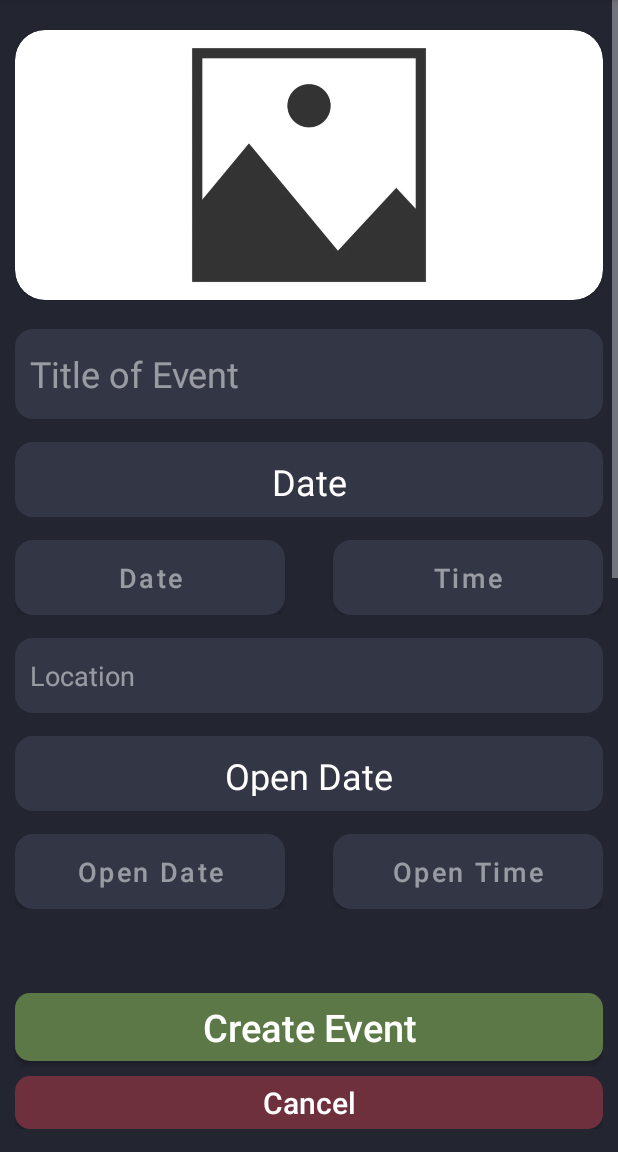
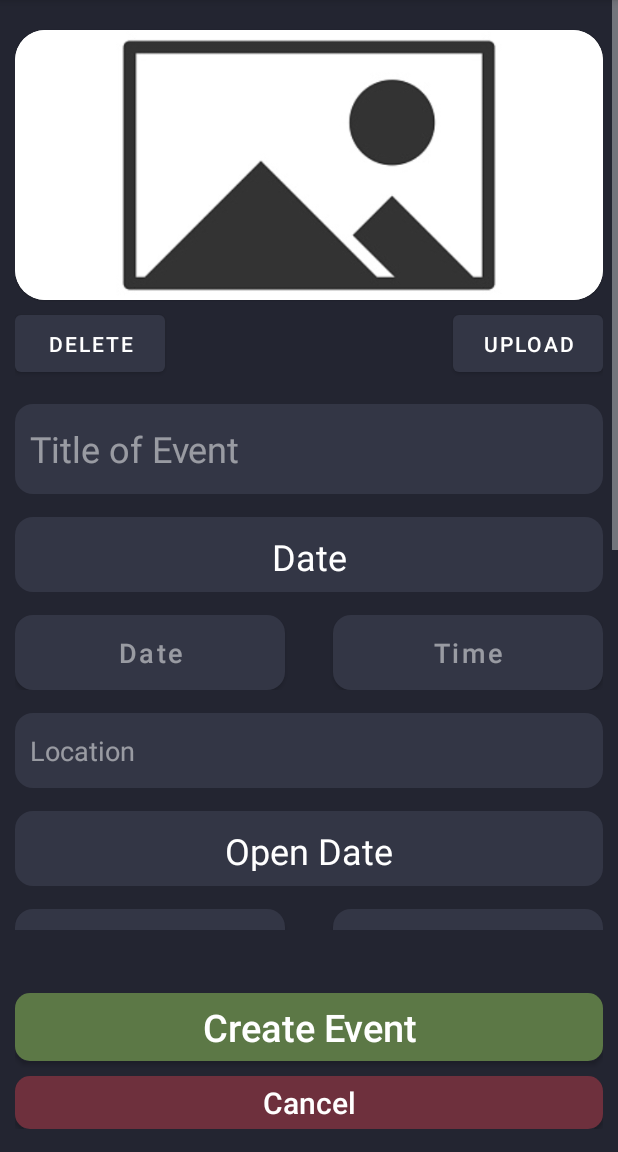
Before and after one commit to sevrynUA/Event-Lottery-App, an Android app: the AddEventFragment screen opened directly, with no data from a screen before it, on a phone screen of 412 x 824 dp, the part 84-1236 px from its top. Run offline under Robolectric (Android 15) with nearby library versions, the phone set to English and light mode, and no system bars; our stand-ins replace Firebase (no records; nobody signed in at launch, a user with empty details on screens opened directly).

Commit message:
made random color start for lists, added ability to upload event image in creation screen

```diff
--- a/CelerySticks/app/src/main/res/layout/create_event.xml
+++ b/CelerySticks/app/src/main/res/layout/create_event.xml
@@ -42,15 +42,46 @@
                     app:cardCornerRadius="20dp">
 
                     <ImageView
-                        android:id="@+id/entrant_image"
+                        android:id="@+id/event_create_image"
                         android:layout_width="match_parent"
                         android:layout_height="match_parent"
-                        android:scaleType="centerInside"
-                        android:src="@drawable/place_holder_image_event"/>
+                        android:scaleType="centerCrop"
+                        android:src="@drawable/landscape_event_placeholder_image"/>
                 </com.google.android.material.card.MaterialCardView>
 
 
             </androidx.constraintlayout.widget.ConstraintLayout>
+
+            <FrameLayout
+                android:id="@+id/image_buttons_event_create"
+                android:layout_width="match_parent"
+                android:layout_height="wrap_content"
+                android:orientation="horizontal">
+
+
+                <Button
+                    android:id="@+id/delete_event_image_button_create"
+                    android:layout_width="100dp"
+                    android:layout_height="50dp"
+                    android:layout_gravity="left"
+                    android:text="Delete"
+                    android:visibility="visible"
+                    app:layout_constraintBottom_toBottomOf="parent"
+                    app:layout_constraintStart_toStartOf="parent">
+
+                </Button>
+
+                <Button
+                    android:id="@+id/upload_event_image_button_create"
+                    android:layout_width="100dp"
+                    android:layout_height="50dp"
+                    android:layout_gravity="right"
+                    android:text="upload"
+                    app:layout_constraintBottom_toBottomOf="parent"
+                    app:layout_constraintEnd_toEndOf="parent">
+
+                </Button>
+            </FrameLayout>
 
             <EditText
                 android:id="@+id/event_title_input"
```
Also changed, not shown: CelerySticks/app/src/main/java/com/example/celery_sticks/ui/eventadd/AddEventFragment.java (+113 -8 lines), CelerySticks/app/src/main/java/com/example/celery_sticks/ui/myevents/EventDetailsViewModel.java (+3 -9 lines), CelerySticks/app/src/main/java/com/example/celery_sticks/ui/myevents/EventsArrayAdapter.java (+8 -4 lines).
